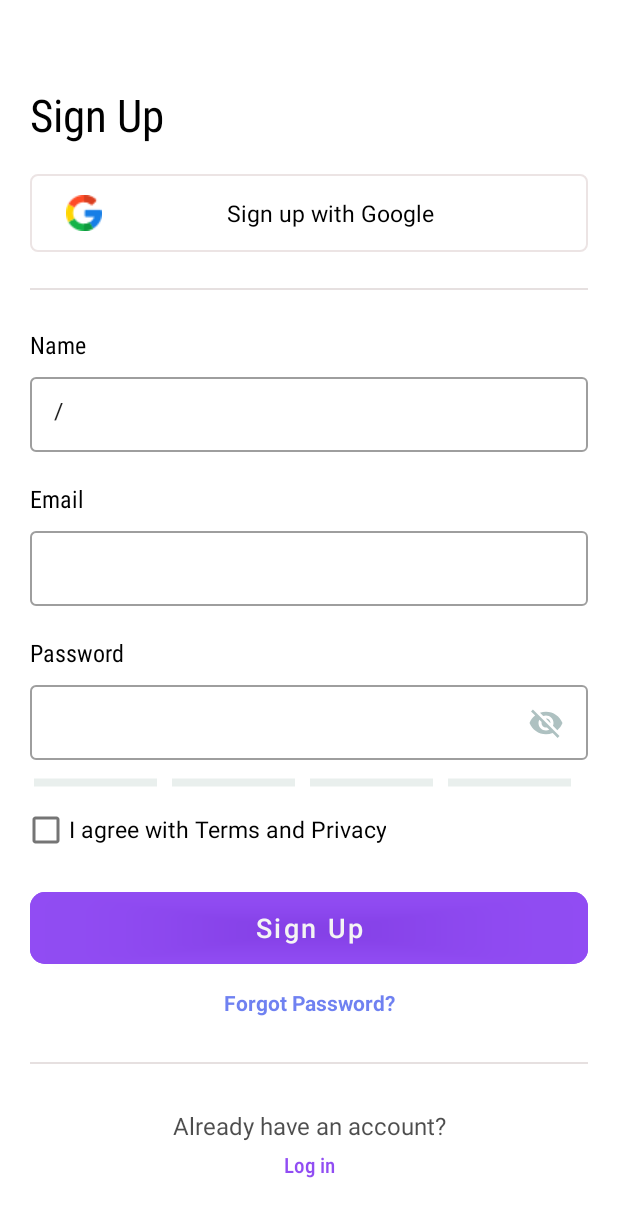
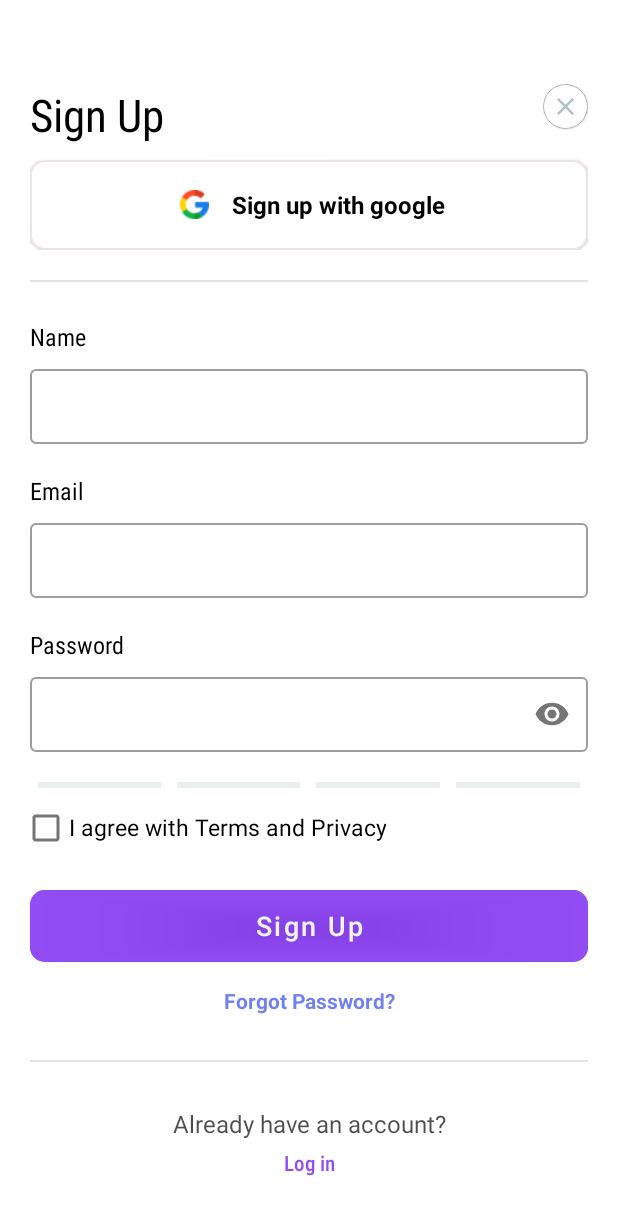
Before and after one commit to duchuyvo0368/app-chat, an Android app: the SignupFragment screen opened through its navigation route, on a phone screen of 412 x 824 dp. Shown: the top 1217 px of the screen. Run offline under Robolectric (Android 15) with nearby library versions, the phone set to English and light mode, and no system bars; our stand-ins replace Firebase (no records; nobody signed in at launch, a user with empty details on screens opened directly), data binding; 2 statements that could not run were skipped.

Commit message:
login_ui and sign_ui

```diff
--- a/app/src/main/java/com/example/appchat/ui/start/LoginFragment.kt
+++ b/app/src/main/java/com/example/appchat/ui/start/LoginFragment.kt
@@ -40,4 +40,5 @@ class LoginFragment : Fragment() {
     private fun navigation(){
         findNavController().navigate(R.id.action_loginFragment_to_signupFragment)
     }
+
 }
--- /dev/null
+++ b/app/src/main/res/drawable/baseline_close_24.xml
@@ -0,0 +1,5 @@
+<vector android:height="24dp" android:tint="#AEC1C1"
+    android:viewportHeight="24" android:viewportWidth="24"
+    android:width="24dp" xmlns:android="http://schemas.android.com/apk/res/android">
+    <path android:fillColor="@android:color/white" android:pathData="M19,6.41L17.59,5 12,10.59 6.41,5 5,6.41 10.59,12 5,17.59 6.41,19 12,13.41 17.59,19 19,17.59 13.41,12z"/>
+</vector>
--- a/app/src/main/res/layout/fragment_signup.xml
+++ b/app/src/main/res/layout/fragment_signup.xml
@@ -23,36 +23,78 @@
                 android:layout_height="wrap_content"
                 android:layout_marginStart="20dp"
                 android:layout_marginEnd="20dp"
+                android:gravity="center"
                 android:orientation="vertical"
                 app:layout_constraintEnd_toEndOf="parent"
                 app:layout_constraintHorizontal_bias="0.5"
                 app:layout_constraintStart_toStartOf="parent"
                 app:layout_constraintTop_toTopOf="parent">
 
-                <TextView
+                <LinearLayout
                     android:layout_width="match_parent"
                     android:layout_height="wrap_content"
-                    android:fontFamily="sans-serif-condensed"
-                    android:gravity="start"
-                    android:text="Sign Up"
-                    android:textColor="@color/black"
-                    android:textSize="30sp" />
+                    android:orientation="horizontal"
 
+                    >
 
-                <com.google.android.material.button.MaterialButton
-                    style="@style/Widget.Material3.Button.OutlinedButton"
+                    <TextView
+                        android:layout_width="0dp"
+                        android:layout_height="wrap_content"
+                        android:layout_weight="10"
+                        android:fontFamily="sans-serif-condensed"
+                        android:gravity="start"
+                        android:text="Sign Up"
+                        android:textColor="@color/black"
+                        android:textSize="30sp" />
+
+                    <com.google.android.material.card.MaterialCardView
+                        android:layout_width="30dp"
+                        android:layout_height="30dp"
+                        app:strokeColor="@android:color/darker_gray"
+                        app:strokeWidth="0.5dp"
+                        app:cardCornerRadius="15dp"
+                        >
+
+                        <ImageView
+                            android:layout_width="30dp"
+                            android:layout_height="30dp"
+                            android:padding="5dp"
+                            android:src="@drawable/baseline_close_24" />
+                    </com.google.android.material.card.MaterialCardView>
+                </LinearLayout>
+
+                <com.google.android.material.card.MaterialCardView
                     android:layout_width="match_parent"
                     android:layout_height="60dp"
-                    android:layout_marginTop="15dp"
-                    android:drawableLeft="@drawable/google"
-                    android:text="@string/sign_up_with_google"
+                    android:layout_marginTop="10dp"
                     android:textAllCaps="false"
-                    android:textColor="@color/black"
-                    android:textSize="15sp"
-                    app:cornerRadius="5dp"
-                    app:rippleColor="@android:color/transparent"
+                    app:cardCornerRadius="10dp"
                     app:strokeColor="#ECE4E4"
-                    app:strokeWidth="1dp" />
+                    app:strokeWidth="1dp">
+
+                    <LinearLayout
+                        android:layout_width="wrap_content"
+                        android:layout_height="wrap_content"
+                        android:layout_gravity="center"
+                        android:orientation="horizontal">
+
+                        <ImageView
+                            android:layout_width="30dp"
+                            android:layout_height="30dp"
+                            android:padding="5dp"
+                            android:src="@drawable/google" />
+
+                        <TextView
+                            android:layout_width="wrap_content"
+                            android:layout_height="wrap_content"
+                            android:layout_gravity="center"
+                            android:layout_marginStart="10dp"
+                            android:text="Sign up with google"
+                            android:textColor="@color/black"
+                            android:textSize="16sp"
+                            android:textStyle="bold" />
+                    </LinearLayout>
+                </com.google.android.material.card.MaterialCardView>
 
 
             </LinearLayout>
@@ -101,7 +143,7 @@
                         android:layout_width="match_parent"
                         android:layout_height="50dp"
                         android:inputType="textNoSuggestions"
-                        android:text="/" />
+                        android:text="" />
 
                 </com.google.android.material.textfield.TextInputLayout>
 
@@ -141,27 +183,24 @@
                     style="@style/Widget.MaterialComponents.TextInputLayout.OutlinedBox"
                     android:layout_width="match_parent"
                     android:layout_height="wrap_content"
-                    android:layout_marginTop="5dp">
+                    android:layout_marginTop="5dp"
+                    app:passwordToggleEnabled="true">
 
                     <EditText
                         android:layout_width="match_parent"
                         android:layout_height="50dp"
-                        android:drawableEnd="@drawable/baseline_visibility_off_24"
                         android:inputType="textPassword"
                         android:text="" />
                 </com.google.android.material.textfield.TextInputLayout>
             </LinearLayout>
 
-            <View
-                android:id="@+id/dash_line"
+            <include
+                android:id="@+id/progress"
+                layout="@layout/layout_progress"
                 android:layout_width="match_parent"
-                android:layout_height="10dp"
-                android:background="@drawable/dash_line"
-                android:layout_marginStart="20dp"
-                android:layout_marginTop="10dp"
-                android:layout_marginEnd="20dp"
-                app:layout_constraintStart_toStartOf="parent"
-                app:layout_constraintEnd_toEndOf="parent"
+                android:layout_height="wrap_content"
+                android:layout_marginHorizontal="20dp"
+                android:layout_marginTop="20dp"
                 app:layout_constraintTop_toBottomOf="@id/linear2" />
 
 
@@ -184,7 +223,7 @@
                 android:textColor="@color/black"
                 android:textSize="15sp"
                 app:layout_constraintStart_toEndOf="@id/cb_remember"
-                app:layout_constraintTop_toBottomOf="@id/dash_line" />
+                app:layout_constraintTop_toBottomOf="@id/progress" />
 
 
             <com.google.android.material.button.MaterialButton
--- /dev/null
+++ b/app/src/main/res/layout/layout_progress.xml
@@ -0,0 +1,36 @@
+<?xml version="1.0" encoding="utf-8"?>
+<LinearLayout xmlns:android="http://schemas.android.com/apk/res/android"
+    xmlns:app="http://schemas.android.com/apk/res-auto"
+    android:id="@+id/dash_line"
+    android:layout_width="match_parent"
+    android:layout_height="wrap_content"
+    android:orientation="horizontal">
+
+    <View
+        android:layout_width="0dp"
+        android:layout_height="4dp"
+        android:layout_marginHorizontal="5dp"
+        android:layout_weight="1"
+        android:background="#E9EFED" />
+
+    <View
+        android:layout_width="0dp"
+        android:layout_height="4dp"
+        android:layout_marginHorizontal="5dp"
+        android:layout_weight="1"
+        android:background="#E9EFED" />
+
+    <View
+        android:layout_width="0dp"
+        android:layout_height="4dp"
+        android:layout_marginHorizontal="5dp"
+        android:layout_weight="1"
+        android:background="#E9EFED" />
+
+    <View
+        android:layout_width="0dp"
+        android:layout_height="4dp"
+        android:layout_marginHorizontal="5dp"
+        android:layout_weight="1"
+        android:background="#E9EFED" />
+</LinearLayout>
--- a/app/src/main/res/values-night/themes.xml
+++ b/app/src/main/res/values-night/themes.xml
@@ -1,6 +1,6 @@
 <resources xmlns:tools="http://schemas.android.com/tools">
     <!-- Base application theme. -->
-    <style name="Theme.AppChat" parent="Theme.MaterialComponents.DayNight.NoActionBar">
+    <style name="Theme.AppChat" parent="Theme.MaterialComponents.Light.NoActionBar">
         <!-- Primary brand color. -->
         <item name="colorPrimary">@color/purple_200</item>
         <item name="colorPrimaryVariant">@color/purple_700</item>
```
Also changed, not shown: app/src/main/res/layout/fragment_login.xml (+97 -52 lines), 3 other files.
